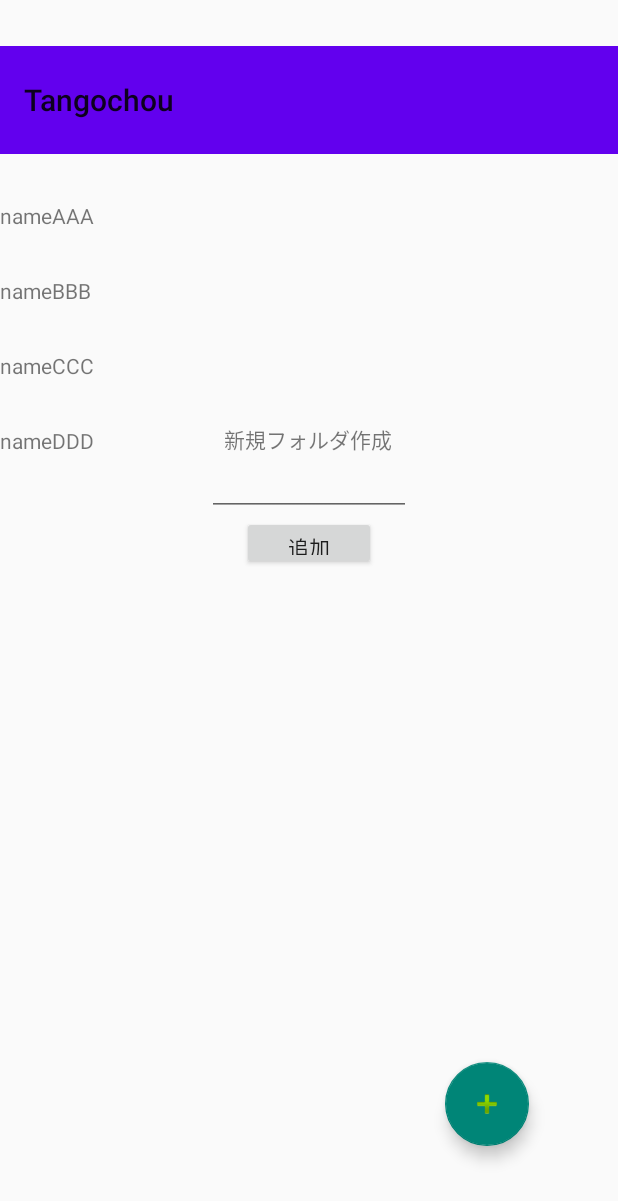
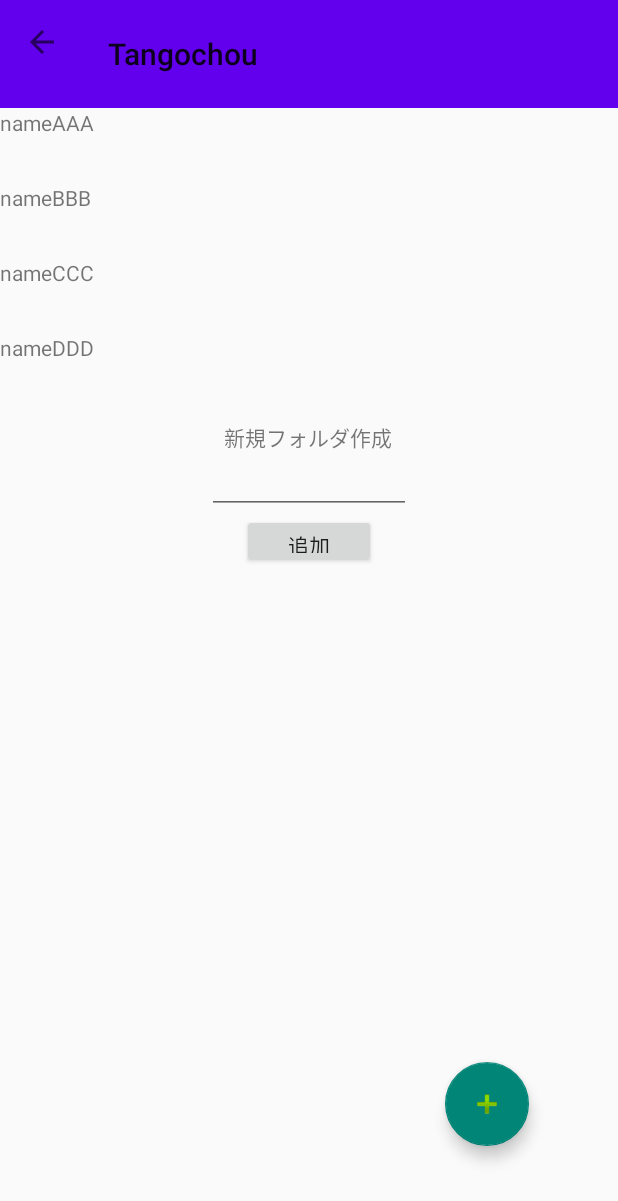
Before and after one commit to GunjiKatsunori/Tangochou, an Android app: the screen it shows after launch (FolderListActivity), after a tap on an icon or button, on a phone screen of 412 x 824 dp. Shown: the top 1201 px of the screen. Run offline under Robolectric (Android 15) with nearby library versions, the phone set to English and light mode, and no system bars.

Commit message:
戻るボタン実装

```diff
--- a/app/build.gradle
+++ b/app/build.gradle
@@ -31,5 +31,4 @@ dependencies {
     testImplementation 'junit:junit:4.12'
     androidTestImplementation 'androidx.test.ext:junit:1.1.2'
     androidTestImplementation 'androidx.test.espresso:espresso-core:3.3.0'
-
 }
--- a/app/src/main/java/com/example/tangochou/FolderAddFragment.java
+++ b/app/src/main/java/com/example/tangochou/FolderAddFragment.java
@@ -1,8 +1,10 @@
 package com.example.tangochou;
 
+import android.util.Log;
 import android.view.View;
 import android.widget.Button;
 import android.widget.EditText;
+import android.widget.TextView;
 
 import com.example.model.FolderModel;
 
@@ -13,31 +15,23 @@ public class FolderAddFragment extends InputFragment {
     }
 
     @Override
-    public void setOnButtonClickListener(View view) {
-        Button button = view.findViewById(R.id.input_button);
-        final EditText textBox = view.findViewById(R.id.input_box);
-        button.setOnClickListener(new View.OnClickListener() {
-            @Override
-            public void onClick(View view) {
+    public void updateTable(View view) {
         // idの対応するフォルダのデータを取得
+        EditText textBox = view.findViewById(R.id.input_box);
+        String newName = textBox.getText().toString();
         FolderListPresenter presenter = new FolderListPresenter(getContext());
         FolderModel selectedFolder = presenter.openFolder(selectedId);
-                String newName = textBox.getText().toString();
         String directory = null;
         if (selectedFolder != null) {
             directory = selectedFolder.getPath();
         }
         // DBを更新
         presenter.addFolder(directory, newName, selectedId);
+    }
 
-                // フラグメント表示終了
-                getFragmentManager()
-                        .beginTransaction()
-                        .remove(fragment)
-                        .commit();
-                // 画面に変更を反映
+    @Override
+    public void reloadActivity() {
         ((FolderListActivity)getContext()).createView(selectedId);
     }
-        });
+
 }
-}
--- a/app/src/main/java/com/example/tangochou/FolderListActivity.java
+++ b/app/src/main/java/com/example/tangochou/FolderListActivity.java
@@ -2,6 +2,9 @@ package com.example.tangochou;
 
 import android.os.Bundle;
 import androidx.appcompat.widget.Toolbar;
+
+import android.util.Log;
+import android.view.MotionEvent;
 import android.view.View;
 
 import androidx.appcompat.app.AppCompatActivity;
@@ -41,6 +44,20 @@ public class FolderListActivity extends AppCompatActivity {
      */
     public void createView(Integer id) {
         this.id = id;
+        final Integer ID = id;
+
+        // ツールバーのアイコンなどの表示
+        Toolbar toolbar = (Toolbar) findViewById(R.id.tool_bar);
+        setSupportActionBar(toolbar);
+        getSupportActionBar().setDisplayHomeAsUpEnabled(true);
+        // 「戻る」ボタンクリック時のアクション
+        toolbar.setNavigationOnClickListener(new View.OnClickListener() {
+            @Override
+            public void onClick(View v) {
+                FolderListPresenter presenter = new FolderListPresenter(getApplicationContext());
+                createView(presenter.getIdToBack(ID));
+            }
+        });
 
         // リスト表示のためのデータを呼び出す
         folderListPresenter = new FolderListPresenter(this);
@@ -55,13 +72,32 @@ public class FolderListActivity extends AppCompatActivity {
         folderRecyclerView.setAdapter(adapter);
 
         // 追加ボタンクリック時の動作
-        final Integer selectedId = id;
         FloatingActionButton fButton = findViewById(R.id.add_folder);
         fButton.setOnClickListener(new View.OnClickListener() {
             @Override
             public void onClick(View v) {
-                InputFragment fragment = new FolderAddFragment(selectedId);
+                InputFragment fragment = new FolderAddFragment(ID);
                 createInputFragment(fragment);
+            }
+        });
+
+
+        //
+        findViewById(R.id.container).setOnTouchListener(new View.OnTouchListener() {
+            @Override
+            public boolean onTouch(View v, MotionEvent event) {
+                int id = v.getId();
+
+                Log.d("touched", String.valueOf(id));
+                Log.d("container", String.valueOf(v.findViewById(R.id.container)));
+                //Log.d("tool bar", String.valueOf(v.findViewById(R.id.tool_bar)));
+                Log.d("folder_recycler_view", String.valueOf(v.findViewById(R.id.folder_recycler_view)));
+
+                switch(id) {
+                    case R.id.container:
+                        return true;
+                }
+                return false;
             }
         });
 
--- a/app/src/main/java/com/example/tangochou/InputFragment.java
+++ b/app/src/main/java/com/example/tangochou/InputFragment.java
@@ -1,15 +1,18 @@
 package com.example.tangochou;
 
 import android.os.Bundle;
+import android.util.Log;
 import android.view.LayoutInflater;
+import android.view.MotionEvent;
 import android.view.View;
 import android.view.ViewGroup;
 import android.widget.Button;
+import android.widget.EditText;
 import android.widget.TextView;
 
 import androidx.fragment.app.Fragment;
 
-public abstract class InputFragment extends Fragment {
+public class InputFragment extends Fragment{
     View view;
     String title;
     String actionName;
@@ -17,7 +20,6 @@ public abstract class InputFragment extends Fragment {
     final Fragment fragment = this;
 
     /**
-     *
      * @param title
      * @param actionName
      * @param selectedId
@@ -33,19 +35,34 @@ public abstract class InputFragment extends Fragment {
         view = inflater.inflate(R.layout.input_fragment, null);
 
         // 表示の編集
-        TextView textView =  view.findViewById(R.id.input_text_view);
+        TextView textView = view.findViewById(R.id.input_text_view);
         textView.setText(title);
         Button button = view.findViewById(R.id.input_button);
         button.setText(actionName);
+        EditText textBox = view.findViewById(R.id.input_box);
 
         // ボタンのクリックリスナー
-        setOnButtonClickListener(view);
+        button.setOnClickListener(new View.OnClickListener() {
+            @Override
+            public void onClick(View v) {
+                // DB更新
+                updateTable(view);
+
+                // フラグメント表示終了
+                getFragmentManager()
+                        .beginTransaction()
+                        .remove(fragment)
+                        .commit();
+
+                // 画面に変更を反映
+                reloadActivity();
+            }
+        });
 
         return view;
     }
 
-    /**
-     * ボタンを押された時のアクション
-     */
-    public abstract void setOnButtonClickListener(View view);
+    public void updateTable(View view) {}
+
+    public void reloadActivity(){}
 }
--- a/app/src/main/res/layout/folder_list.xml
+++ b/app/src/main/res/layout/folder_list.xml
@@ -13,22 +13,17 @@
         android:background="?attr/colorPrimary"
         android:minHeight="?attr/actionBarSize"
         android:theme="@style/AppTheme"
+        android:fitsSystemWindows="false"
+        app:layout_constraintVertical_bias="0.0"
         app:layout_constraintBottom_toTopOf="@+id/folder_recycler_view"
-        app:layout_constraintTop_toTopOf="parent"
-        app:layout_constraintVertical_bias="0.0"
         tools:layout_editor_absoluteX="-16dp"></androidx.appcompat.widget.Toolbar>
 
-    <LinearLayout
-        android:id="@+id/container"
-        android:layout_width="289dp"
-        android:layout_height="260dp"
-        android:orientation="vertical"
-        app:layout_constraintBottom_toBottomOf="parent"
-        app:layout_constraintLeft_toLeftOf="parent"
-        app:layout_constraintRight_toRightOf="parent"
-        app:layout_constraintTop_toTopOf="parent">
+    <androidx.recyclerview.widget.RecyclerView
+        android:id="@+id/folder_recycler_view"
+        android:layout_width="match_parent"
+        android:layout_height="659dp"
+        app:layout_constraintTop_toBottomOf="@+id/tool_bar"/>
 
-    </LinearLayout>
 
     <com.google.android.material.floatingactionbutton.FloatingActionButton
         android:id="@+id/add_folder"
@@ -44,15 +39,15 @@
         app:layout_constraintVertical_bias="0.94"
         app:srcCompat="@android:drawable/ic_input_add"/>
 
-    <androidx.recyclerview.widget.RecyclerView
-        android:id="@+id/folder_recycler_view"
-        android:layout_width="match_parent"
-        android:layout_height="659dp"
+    <LinearLayout
+        android:id="@+id/container"
+        android:layout_width="289dp"
+        android:layout_height="260dp"
+        android:orientation="vertical"
         app:layout_constraintBottom_toBottomOf="parent"
-        app:layout_constraintEnd_toEndOf="parent"
-        app:layout_constraintHorizontal_bias="1.0"
-        app:layout_constraintStart_toStartOf="parent"
-        app:layout_constraintTop_toBottomOf="@+id/tool_bar"
-        app:layout_constraintVertical_bias="0.871" />
+        app:layout_constraintLeft_toLeftOf="parent"
+        app:layout_constraintRight_toRightOf="parent"
+        app:layout_constraintTop_toTopOf="parent"
+        app:layout_constraintVertical_bias="0.498"></LinearLayout>
 
 </androidx.constraintlayout.widget.ConstraintLayout>
```
Also changed, not shown: app/src/main/java/com/example/tangochou/FolderListPresenter.java (+9 -0 lines), app/src/main/java/com/example/tangochou/FolderUpdateFragment.java (+15 -19 lines). Lines whose indentation alone changed are shown as unchanged.
